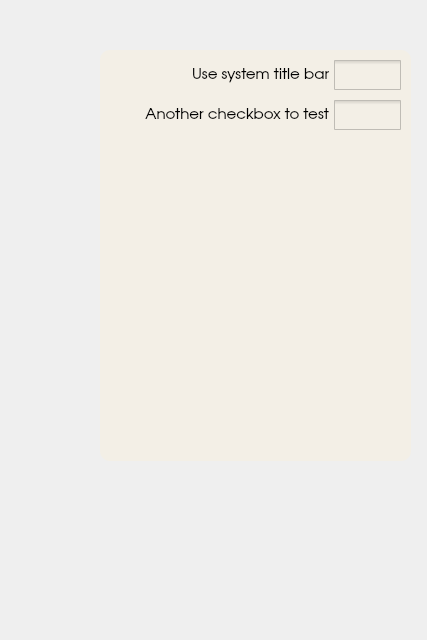
Qt form mainwindow.ui (micku7zu/QtOneFM) before a commit.
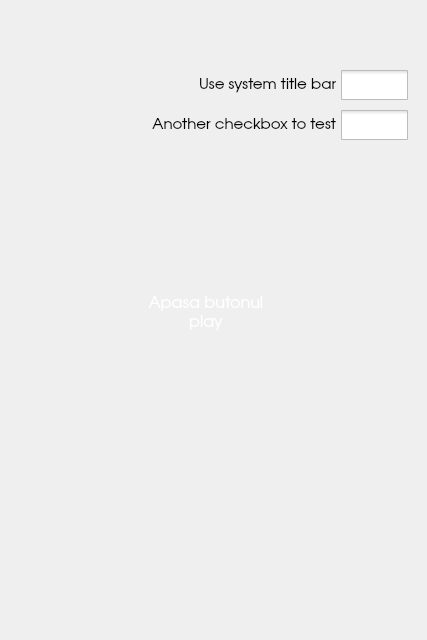
The same form after that commit. Icons and pictures are not drawn.

Commit message: Close an minimize button images, menu background image, updated

Patch:
```diff
--- a/mainwindow.ui
+++ b/mainwindow.ui
@@ -287,7 +287,7 @@
     <property name="geometry">
      <rect>
       <x>170</x>
-      <y>465</y>
+      <y>360</y>
       <width>73</width>
       <height>73</height>
      </rect>
@@ -467,21 +467,22 @@
    <widget class="QWidget" name="widgetMenu" native="true">
     <property name="geometry">
      <rect>
-      <x>100</x>
-      <y>50</y>
-      <width>311</width>
-      <height>411</height>
+      <x>107</x>
+      <y>20</y>
+      <width>321</width>
+      <height>451</height>
      </rect>
     </property>
     <property name="styleSheet">
-     <string notr="true">border-radius:10px;
-background:#f3efe6;</string>
+     <string notr="true">background:url(:/images/menu-bg.png);
+background-position:top left;
+background-repeat:no-repeat;</string>
     </property>
     <widget class="QCheckBox" name="checkBoxTitleBar">
      <property name="geometry">
       <rect>
        <x>10</x>
-       <y>10</y>
+       <y>50</y>
        <width>291</width>
        <height>30</height>
       </rect>
@@ -525,7 +526,7 @@
      <property name="geometry">
       <rect>
        <x>10</x>
-       <y>50</y>
+       <y>90</y>
        <width>291</width>
        <height>30</height>
       </rect>
```
Left out of the diff: 45 changed lines with no effect on the pictures. The commit also changes 8 other files.
